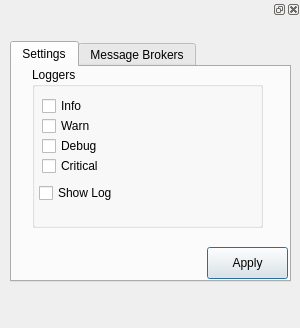
The window that ui_telemetrylayer.ui (nzfarmer1/telemetrylayer) describes before a commit, drawn with Qt 5.
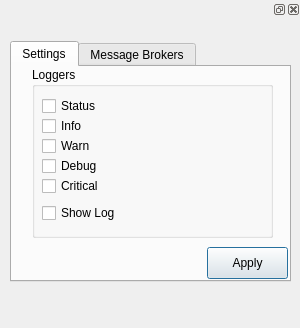
The same window after the commit. The open tabs and pages were chosen to show the change.

What changed in the file:
```diff
--- a/ui_telemetrylayer.ui
+++ b/ui_telemetrylayer.ui
@@ -68,8 +68,8 @@
         <rect>
          <x>20</x>
          <y>0</y>
-         <width>231</width>
-         <height>161</height>
+         <width>241</width>
+         <height>171</height>
         </rect>
        </property>
        <property name="title">
@@ -79,7 +79,7 @@
         <property name="geometry">
          <rect>
           <x>10</x>
-          <y>30</y>
+          <y>50</y>
           <width>85</width>
           <height>18</height>
          </rect>
@@ -92,7 +92,7 @@
         <property name="geometry">
          <rect>
           <x>10</x>
-          <y>50</y>
+          <y>70</y>
           <width>85</width>
           <height>18</height>
          </rect>
@@ -105,7 +105,7 @@
         <property name="geometry">
          <rect>
           <x>10</x>
-          <y>70</y>
+          <y>90</y>
           <width>85</width>
           <height>18</height>
          </rect>
@@ -118,7 +118,7 @@
         <property name="geometry">
          <rect>
           <x>10</x>
-          <y>90</y>
+          <y>110</y>
           <width>85</width>
           <height>18</height>
          </rect>
@@ -130,8 +130,8 @@
        <widget class="QCheckBox" name="ckShowLog">
         <property name="geometry">
          <rect>
-          <x>7</x>
-          <y>110</y>
+          <x>10</x>
+          <y>130</y>
           <width>91</width>
           <height>32</height>
          </rect>
@@ -140,6 +140,22 @@
          <string>Show Log</string>
         </property>
        </widget>
+       <widget class="QCheckBox" name="logStatus">
+        <property name="geometry">
+         <rect>
+          <x>10</x>
+          <y>30</y>
+          <width>85</width>
+          <height>18</height>
+         </rect>
+        </property>
+        <property name="toolTip">
+         <string>&lt;html&gt;&lt;head/&gt;&lt;body&gt;&lt;p&gt;Show updates in the main window's status bar&lt;/p&gt;&lt;/body&gt;&lt;/html&gt;</string>
+        </property>
+        <property name="text">
+         <string>Status</string>
+        </property>
+       </widget>
       </widget>
       <widget class="QPushButton" name="btnApply">
        <property name="geometry">
```
Left out of the diff: 2 changed lines with no effect on the pictures.
